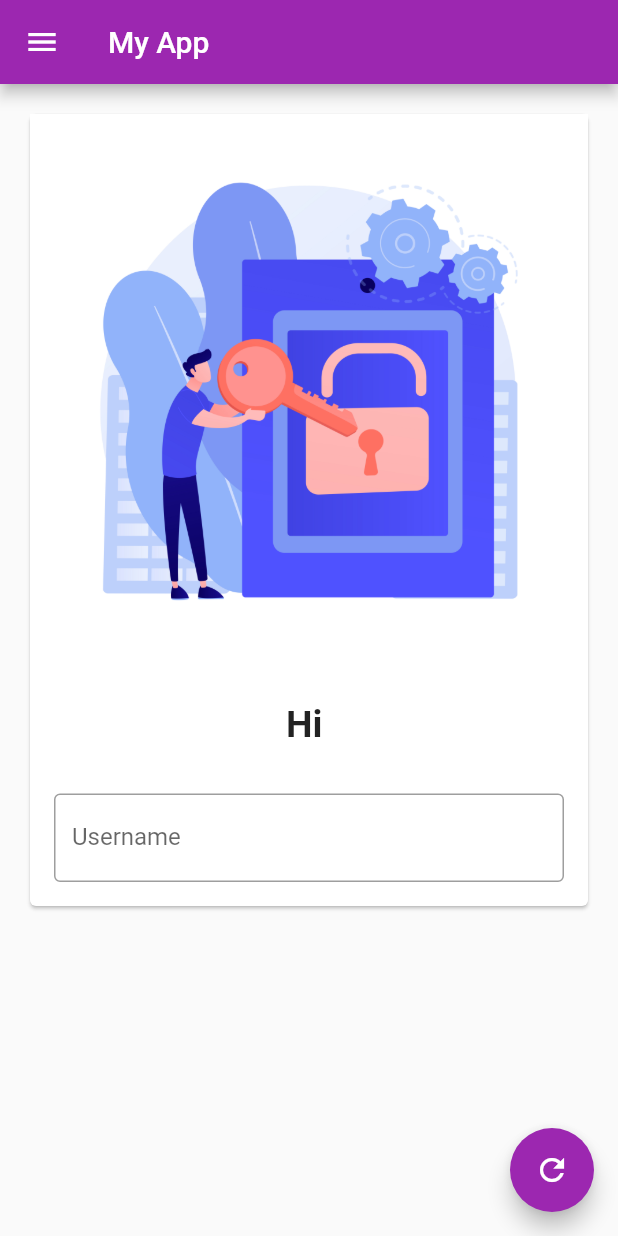
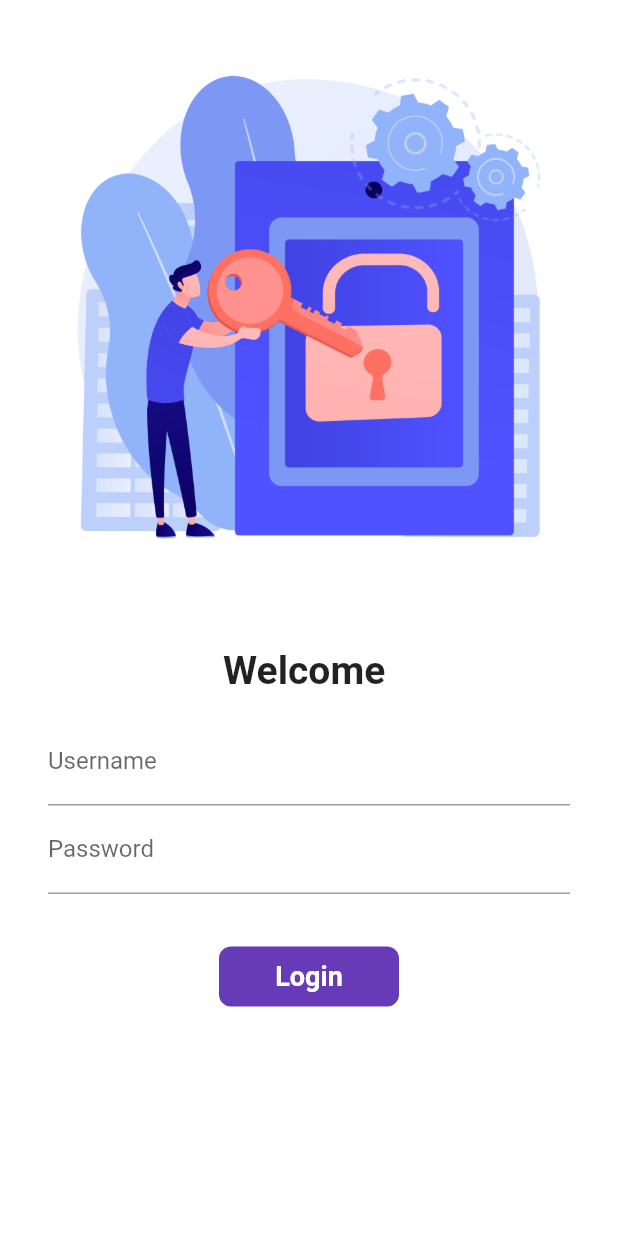
Before and after one commit to himanshurao96/demoApp, a Flutter app: the screen it shows after launch, on a phone screen of 412 x 824 dp. Run offline on Flutter 3.47's test engine with Material 2 defaults, Android fonts, the phone set to English and light mode, and no system bars.

Commit message:
Day 5 completed

```diff
--- a/lib/HomePage.dart
+++ b/lib/HomePage.dart
@@ -2,18 +2,7 @@ import 'package:flutter/material.dart';
 import 'bg_image.dart';
 import 'drawer.dart';
 
-class HomePage extends StatefulWidget {
-  @override
-  State<HomePage> createState() => _HomePageState();
-}
-
-class _HomePageState extends State<HomePage> {
-  String name = "";
-  @override
-  void initState() {
-    super.initState();
-  }
-
+class HomePage extends StatelessWidget {
   @override
   Widget build(BuildContext context) {
     return Scaffold(
@@ -26,34 +15,6 @@ class _HomePageState extends State<HomePage> {
             child: Card(
               child: Column(children: [
                 BGImage(),
-                SizedBox(
-                  height: 20,
-                ),
-                Text(
-                  "Hi $name",
-                  style: TextStyle(fontSize: 25, fontWeight: FontWeight.bold),
-                ),
-                SizedBox(
-                  height: 16,
-                ),
-                Padding(
-                  padding: const EdgeInsets.all(16.0),
-                  child: Column(
-                    children: [
-                      TextFormField(
-                        keyboardType: TextInputType.text,
-                        decoration: InputDecoration(
-                          border: OutlineInputBorder(),
-                          hintText: "Enter Username ",
-                          labelText: "Username",
-                        ),
-                        onChanged: ((value) {
-                          name = value;
-                        }),
-                      ),
-                    ],
-                  ),
-                ),
               ]),
             ),
           ),
@@ -61,7 +22,7 @@ class _HomePageState extends State<HomePage> {
         drawer: MyDrawer(),
         floatingActionButton: FloatingActionButton(
           onPressed: () {},
-          child: Icon(Icons.refresh),
+          child: Icon(Icons.add),
         ));
   }
 }
--- /dev/null
+++ b/lib/Login_page.dart
@@ -0,0 +1,103 @@
+import 'package:flutter/material.dart';
+
+class LoginPage extends StatefulWidget {
+  @override
+  State<LoginPage> createState() => _LoginPageState();
+}
+
+class _LoginPageState extends State<LoginPage> {
+  String name = "";
+  bool changeButton = false;
+
+  final _formKey = GlobalKey<FormState>();
+
+  moveToHome(BuildContext context) async {
+    setState(() {
+      changeButton = true;
+    });
+    await Future.delayed(Duration(seconds: 1));
+    await Navigator.pushNamed(context, "/home");
+    setState(() {
+      changeButton = false;
+    });
+  }
+
+  @override
+  Widget build(BuildContext context) {
+    return Material(
+      color: Colors.white,
+      child: SingleChildScrollView(
+        child: Form(
+          key: _formKey,
+          child: Column(
+            children: [
+              Image.asset(
+                "assets/Login_image.png",
+                fit: BoxFit.cover,
+              ),
+              SizedBox(
+                height: 20.0,
+              ),
+              Text(
+                "Welcome $name",
+                style: TextStyle(fontSize: 26, fontWeight: FontWeight.bold),
+              ),
+              Padding(
+                padding: const EdgeInsets.symmetric(
+                    vertical: 16.0, horizontal: 32.0),
+                child: Column(
+                  children: [
+                    TextFormField(
+                      decoration: InputDecoration(
+                        hintText: "Enter Username",
+                        labelText: "Username",
+                      ),
+                      onChanged: (value) {
+                        name = value;
+                        setState(() {});
+                      },
+                    ),
+                    TextFormField(
+                      obscureText: true,
+                      decoration: InputDecoration(
+                          hintText: "Enter Password", labelText: "Password"),
+                    ),
+                    SizedBox(
+                      height: 35.0,
+                    ),
+                    Material(
+                      color: Colors.deepPurple,
+                      borderRadius:
+                          BorderRadius.circular(changeButton ? 20 : 8),
+                      child: InkWell(
+                        onTap: () => moveToHome(context),
+                        child: AnimatedContainer(
+                          duration: Duration(seconds: 1),
+                          height: 40,
+                          width: changeButton ? 50 : 120,
+                          alignment: Alignment.center,
+                          child: changeButton
+                              ? Icon(
+                                  Icons.done,
+                                  color: Colors.white,
+                                )
+                              : Text(
+                                  "Login",
+                                  style: TextStyle(
+                                      color: Colors.white,
+                                      fontWeight: FontWeight.bold,
+                                      fontSize: 18),
+                                ),
+                        ),
+                      ),
+                    )
+                  ],
+                ),
+              ),
+            ],
+          ),
+        ),
+      ),
+    );
+  }
+}
--- a/lib/drawer.dart
+++ b/lib/drawer.dart
@@ -27,13 +27,19 @@ class MyDrawer extends StatelessWidget {
             leading: Icon(Icons.person),
             title: Text("Account"),
             subtitle: Text("Personal"),
-            trailing: Icon(Icons.edit),
           ),
           ListTile(
             leading: Icon(Icons.email),
             title: Text("E-mail"),
             subtitle: Text("hh@gmail.com"),
-            trailing: Icon(Icons.send),
+          ),
+          ListTile(
+            leading: Icon(Icons.book),
+            title: Text("About Us"),
+          ),
+          ListTile(
+            leading: Icon(Icons.logout),
+            title: Text("LogOut"),
           )
         ],
       ),
--- a/lib/main.dart
+++ b/lib/main.dart
@@ -1,12 +1,17 @@
 import 'package:flutter/material.dart';
-import 'package:flutter_1/HomePage.dart';
+import 'package:flutter_1/homePage.dart';
+import 'package:flutter_1/login_page.dart';
 
 void main() {
   runApp(MaterialApp(
     title: "My App",
-    home: HomePage(),
+    home: LoginPage(),
     theme: ThemeData(
       primarySwatch: Colors.purple,
     ),
+    routes: {
+      "/login": (context) => LoginPage(),
+      "/home": (context) => HomePage(),
+    },
   ));
 }
--- a/pubspec.yaml
+++ b/pubspec.yaml
@@ -31,10 +31,13 @@ dependencies:
   flutter:
     sdk: flutter
 
+  flutter_speed_dial: ^7.0.0
+
 
   # The following adds the Cupertino Icons font to your application.
   # Use with the CupertinoIcons class for iOS style icons.
   cupertino_icons: ^1.0.2
+  http: ^1.1.0
 
 dev_dependencies:
   flutter_test:
```
Also changed, not shown: lib/Floating_button.dart (added, +127 -0 lines), assets/image4.jpg (added), lib/routes.dart (added), pubspec.lock, 1 other file.
